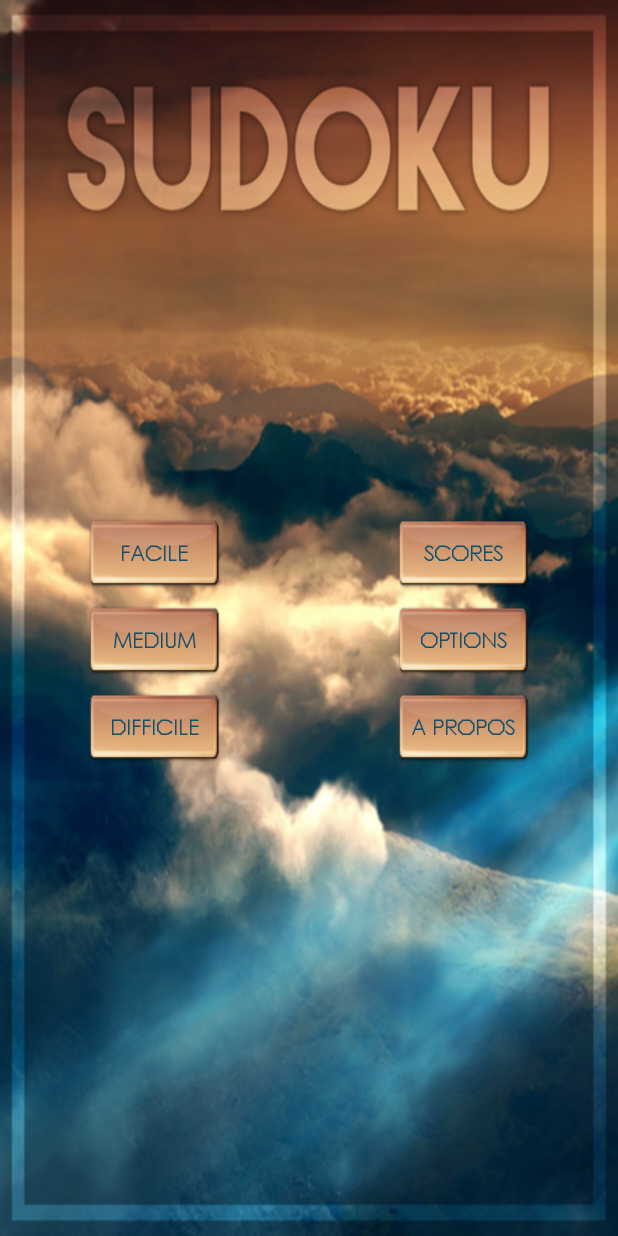
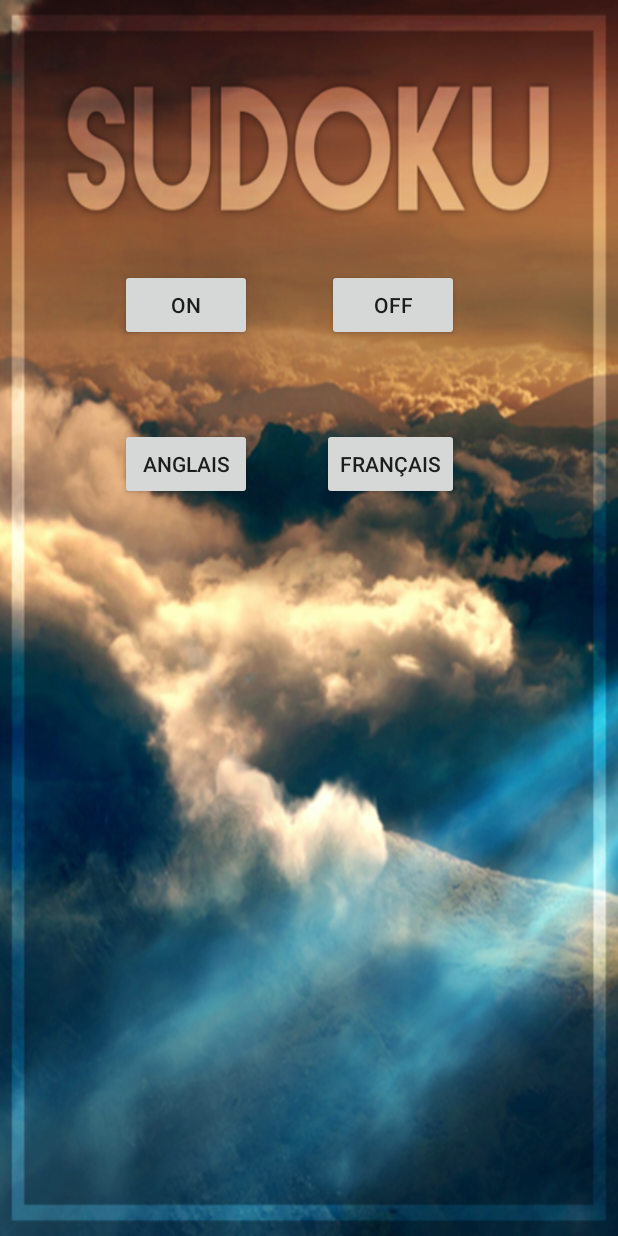
Before and after one commit to Royalxm/Android_sudoku, an Android app: the screen it shows after launch (MenuActivity before the commit, OptionActivity after it), after a tap on "OPTIONS", on a phone screen of 412 x 824 dp. Run offline under Robolectric (Android 15) with nearby library versions, the phone set to English and light mode, and no system bars.

Commit message:
Add music/option

```diff
--- a/app/src/main/AndroidManifest.xml
+++ b/app/src/main/AndroidManifest.xml
@@ -17,6 +17,7 @@
             </intent-filter>
         </activity>
         <activity android:name=".ScoreActivity"></activity>
+        <activity android:name=".OptionActivity"></activity>
     </application>
 
 </manifest>
--- a/app/src/main/java/com/sudoku/p8/MenuActivity.java
+++ b/app/src/main/java/com/sudoku/p8/MenuActivity.java
@@ -3,25 +3,31 @@ package com.sudoku.p8;
 import android.app.Activity;
 import android.content.DialogInterface;
 import android.content.Intent;
-import android.graphics.Typeface;
+import android.media.MediaPlayer;
 import android.support.v7.app.AlertDialog;
-import android.support.v7.app.AppCompatActivity;
 import android.os.Bundle;
-import android.text.Html;
-import android.util.Log;
+import android.view.Menu;
 import android.view.View;
 import android.widget.Button;
-import android.widget.Toast;
 
 public class MenuActivity extends Activity {
 
-    Button reprendre, easy, medium, hard, options, scores, about;
+    Button reprendre, easy, medium, hard, options, about;
     SudokuPrefs prefs;
     private int currentLevel;
     private boolean jeuEnCours;
+    MediaPlayer sound;
 
     @Override
     protected void onCreate(Bundle savedInstanceState) {
+        //music
+     //   sound = MediaPlayer.create(this,R.raw.one);
+      //  sound.start();
+     //   sound.setLooping(true);
+     /*   Music muc = new Music();
+         muc.start(this);*/
+        Music.getInstance().initalizeMediaPlayer(this, R.raw.one);
+        Music.getInstance().startPlaying();
         super.onCreate(savedInstanceState);
         setContentView(R.layout.activity_menu);
 
@@ -30,12 +36,11 @@ public class MenuActivity extends Activity {
         medium = (Button) findViewById(R.id.buttonMedium);
         hard = (Button) findViewById(R.id.buttonHard);
         options = (Button) findViewById(R.id.buttonOptions);
-        scores = (Button) findViewById(R.id.buttonScore);
         about = (Button) findViewById(R.id.buttonAbout);
 
         prefs = new SudokuPrefs(this);
 
-        Typeface font = Typeface.createFromAsset(getAssets(), "fonts/century-gothic.ttf");
+
 
         //Jeu en cours
         jeuEnCours = prefs.canResume();
@@ -43,13 +48,15 @@ public class MenuActivity extends Activity {
         if(jeuEnCours) reprendre.setVisibility(View.VISIBLE);
         else reprendre.setVisibility(View.GONE);
 
-        reprendre.setTypeface(font, Typeface.BOLD);
-        easy.setTypeface(font, Typeface.BOLD);
-        medium.setTypeface(font, Typeface.BOLD);
-        hard.setTypeface(font, Typeface.BOLD);
-        options.setTypeface(font, Typeface.BOLD);
-        scores.setTypeface(font, Typeface.BOLD);
-        about.setTypeface(font, Typeface.BOLD);
+
+        options.setOnClickListener(new View.OnClickListener() {
+            @Override
+            public void onClick(View v) {
+                Intent intent = new Intent(MenuActivity.this, OptionActivity.class);
+             //   intent.putExtra("key",sound);
+                startActivity(intent);
+            }
+        });
 
         reprendre.setOnClickListener(new View.OnClickListener() {
             @Override
@@ -57,14 +64,6 @@ public class MenuActivity extends Activity {
                 Intent intent = new Intent(MenuActivity.this, MainActivity.class);
                 intent.putExtra("resumeGame", jeuEnCours);
                 startActivity(intent);
-            }
-        });
-
-        options.setOnClickListener(new View.OnClickListener() {
-            @Override
-            public void onClick(View v) {
-//                Intent intent = new Intent(MenuActivity.this, SettingsActivity.class);
-//                startActivity(intent);
             }
         });
 
--- /dev/null
+++ b/app/src/main/java/com/sudoku/p8/Music.java
@@ -0,0 +1,49 @@
+package com.sudoku.p8;
+
+import android.content.Context;
+import android.media.MediaPlayer;
+
+/**
+ * Created by Royal on 25/12/15.
+ */
+public class Music {
+
+    MediaPlayer sound;
+
+    private static Music refrence = null;
+
+    public static Music getInstance(){
+        if(refrence == null){
+            refrence = new Music ();
+        }
+        return refrence;
+    }
+
+    public void initalizeMediaPlayer(Context context, int musicId){
+
+            sound = MediaPlayer.create(context, musicId);
+
+    }
+
+    public int playe() {
+        if (sound.isPlaying()) {
+           return 1;
+        }
+        else
+            return 0;
+    }
+
+    public void startPlaying(){
+        if (!(sound.isPlaying())) {
+            sound.start();
+            sound.setLooping(true);
+        }
+
+    }
+
+    public void stopPlaying(){
+        if ((sound.isPlaying())) {
+            sound.stop();
+        }
+    }
+}
--- /dev/null
+++ b/app/src/main/java/com/sudoku/p8/OptionActivity.java
@@ -0,0 +1,49 @@
+package com.sudoku.p8;
+
+import android.app.Activity;
+import android.content.DialogInterface;
+import android.content.Intent;
+import android.media.MediaPlayer;
+import android.support.v7.app.AlertDialog;
+import android.support.v7.app.AppCompatActivity;
+import android.os.Bundle;
+import android.text.Html;
+import android.util.Log;
+import android.view.View;
+import android.widget.Button;
+import android.widget.Toast;
+
+
+public class OptionActivity extends Activity {
+
+    Button onmusic,offmusic;
+
+    @Override
+    protected void onCreate(Bundle savedInstanceState) {
+
+        super.onCreate(savedInstanceState);
+        setContentView(R.layout.activity_option2);
+
+
+        offmusic = (Button)findViewById(R.id.offmusic);
+        onmusic = (Button)findViewById(R.id.onmusic);
+
+        offmusic.setOnClickListener(new View.OnClickListener() {
+            public void onClick(View v) {
+                Music.getInstance().stopPlaying();
+            }
+        });
+
+        onmusic.setOnClickListener(new View.OnClickListener() {
+
+            public void onClick(View v) {
+                if(Music.getInstance().playe() == 0) {
+                    Music.getInstance().initalizeMediaPlayer(OptionActivity.this, R.raw.one);
+                    Music.getInstance().startPlaying();
+                }
+            }
+        });
+    }
+
+
+}
--- /dev/null
+++ b/app/src/main/res/layout/activity_option2.xml
@@ -0,0 +1,49 @@
+<?xml version="1.0" encoding="utf-8"?>
+<RelativeLayout xmlns:android="http://schemas.android.com/apk/res/android"
+    xmlns:tools="http://schemas.android.com/tools"
+    android:layout_width="match_parent"
+    android:layout_height="match_parent"
+    android:paddingBottom="@dimen/activity_vertical_margin"
+    android:paddingLeft="@dimen/activity_horizontal_margin"
+    android:paddingRight="@dimen/activity_horizontal_margin"
+    android:paddingTop="@dimen/activity_vertical_margin"
+    tools:context=".OptionActivity"
+    android:background="@drawable/bg">
+
+    <Button
+        android:layout_width="wrap_content"
+        android:layout_height="wrap_content"
+        android:text="On"
+        android:id="@+id/onmusic"
+        android:layout_marginStart="64dp"
+        android:layout_marginTop="163dp"
+        android:layout_alignParentTop="true"
+        android:layout_alignParentStart="true" />
+
+    <Button
+        android:layout_width="wrap_content"
+        android:layout_height="wrap_content"
+        android:text="Off"
+        android:id="@+id/offmusic"
+        android:layout_alignTop="@+id/onmusic"
+        android:layout_toEndOf="@+id/onmusic"
+        android:layout_marginStart="50dp" />
+
+    <Button
+        android:layout_width="wrap_content"
+        android:layout_height="wrap_content"
+        android:text="Anglais"
+        android:id="@+id/button11"
+        android:layout_below="@+id/onmusic"
+        android:layout_alignStart="@+id/onmusic"
+        android:layout_marginTop="58dp" />
+
+    <Button
+        android:layout_width="wrap_content"
+        android:layout_height="wrap_content"
+        android:text="Français"
+        android:id="@+id/button12"
+        android:layout_alignBottom="@+id/button11"
+        android:layout_alignEnd="@+id/offmusic" />
+
+</RelativeLayout>
```
Also changed, not shown: 238 other files.
